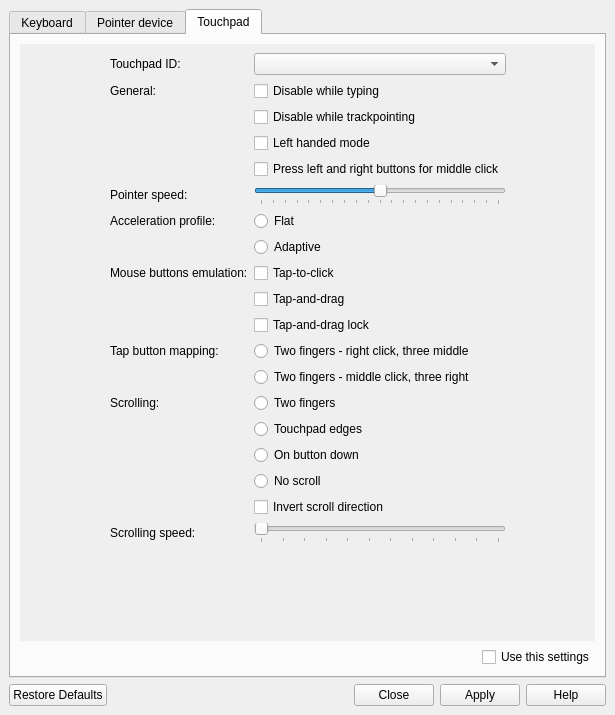
Qt form sway_input_config/ui/mainwindow.ui (Sunderland93/sway-input-config) before a commit.
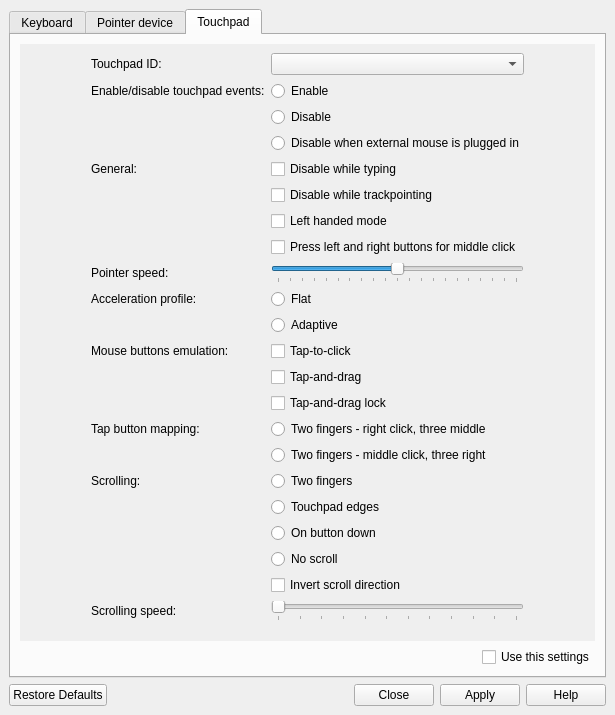
The same form after that commit. The open tabs and pages were chosen to show the change.

Commit message: Add option to set 'Send Events' mode

```diff
--- a/sway_input_config/ui/mainwindow.ui
+++ b/sway_input_config/ui/mainwindow.ui
@@ -604,8 +604,8 @@
             <rect>
              <x>0</x>
              <y>0</y>
-             <width>583</width>
-             <height>584</height>
+             <width>562</width>
+             <height>638</height>
             </rect>
            </property>
            <layout class="QVBoxLayout" name="verticalLayout_2">
@@ -640,14 +640,14 @@
                   </property>
                  </widget>
                 </item>
-                <item row="1" column="0">
+                <item row="4" column="0">
                  <widget class="QLabel" name="label_6">
                   <property name="text">
                    <string>General:</string>
                   </property>
                  </widget>
                 </item>
-                <item row="1" column="1">
+                <item row="4" column="1">
                  <widget class="QCheckBox" name="DWT">
                   <property name="toolTip">
                    <string>Disables touchpad while typing the text</string>
@@ -657,7 +657,7 @@
                   </property>
                  </widget>
                 </item>
-                <item row="2" column="1">
+                <item row="5" column="1">
                  <widget class="QCheckBox" name="DWTP">
                   <property name="toolTip">
                    <string>Disables touchpad while using trackpoint device</string>
@@ -667,7 +667,7 @@
                   </property>
                  </widget>
                 </item>
-                <item row="3" column="1">
+                <item row="6" column="1">
                  <widget class="QCheckBox" name="touchLeftHanded">
                   <property name="toolTip">
                    <string>Enables or disables left handed mode.</string>
@@ -677,7 +677,7 @@
                   </property>
                  </widget>
                 </item>
-                <item row="4" column="1">
+                <item row="7" column="1">
                  <widget class="QCheckBox" name="touchMiddle">
                   <property name="toolTip">
                    <string>Enables or disables middle click emulation.</string>
@@ -687,14 +687,14 @@
                   </property>
                  </widget>
                 </item>
-                <item row="5" column="0">
+                <item row="8" column="0">
                  <widget class="QLabel" name="label_7">
                   <property name="text">
                    <string>Pointer speed:</string>
                   </property>
                  </widget>
                 </item>
-                <item row="5" column="1">
+                <item row="8" column="1">
                  <widget class="QSlider" name="touchAccel">
                   <property name="toolTip">
                    <string>Changes the pointer acceleration.</string>
@@ -719,14 +719,14 @@
                   </property>
                  </widget>
                 </item>
-                <item row="6" column="0">
+                <item row="9" column="0">
                  <widget class="QLabel" name="label_8">
                   <property name="text">
                    <string>Acceleration profile:</string>
                   </property>
                  </widget>
                 </item>
-                <item row="6" column="1">
+                <item row="9" column="1">
                  <widget class="QRadioButton" name="touchFlat">
                   <property name="toolTip">
                    <string>Cursor moves the same distance as the mouse movement.</string>
@@ -736,7 +736,7 @@
                   </property>
                  </widget>
                 </item>
-                <item row="7" column="1">
+                <item row="10" column="1">
                  <widget class="QRadioButton" name="touchAdaptive">
                   <property name="toolTip">
                    <string>Cursor travel distance depends on the mouse movement speed.</string>
@@ -746,91 +746,91 @@
                   </property>
                  </widget>
                 </item>
-                <item row="8" column="0">
+                <item row="11" column="0">
                  <widget class="QLabel" name="label_9">
                   <property name="text">
                    <string>Mouse buttons emulation:</string>
                   </property>
                  </widget>
                 </item>
-                <item row="8" column="1">
+                <item row="11" column="1">
                  <widget class="QCheckBox" name="tap_click">
                   <property name="text">
                    <string>Tap-to-click</string>
                   </property>
                  </widget>
                 </item>
-                <item row="9" column="1">
+                <item row="12" column="1">
                  <widget class="QCheckBox" name="drag">
                   <property name="text">
                    <string>Tap-and-drag</string>
                   </property>
                  </widget>
                 </item>
-                <item row="10" column="1">
+                <item row="13" column="1">
                  <widget class="QCheckBox" name="drag_lock">
                   <property name="text">
                    <string>Tap-and-drag lock</string>
                   </property>
                  </widget>
                 </item>
-                <item row="11" column="0">
+                <item row="14" column="0">
                  <widget class="QLabel" name="label_10">
                   <property name="text">
                    <string>Tap button mapping:</string>
                   </property>
                  </widget>
                 </item>
-                <item row="11" column="1">
+                <item row="14" column="1">
                  <widget class="QRadioButton" name="lrm">
                   <property name="text">
                    <string>Two fingers - right click, three middle</string>
                   </property>
                  </widget>
                 </item>
-                <item row="12" column="1">
+                <item row="15" column="1">
                  <widget class="QRadioButton" name="lmr">
                   <property name="text">
                    <string>Two fingers - middle click, three right</string>
                   </property>
                  </widget>
                 </item>
-                <item row="13" column="0">
+                <item row="16" column="0">
                  <widget class="QLabel" name="label_11">
                   <property name="text">
                    <string>Scrolling:</string>
                   </property>
                  </widget>
                 </item>
-                <item row="13" column="1">
+                <item row="16" column="1">
                  <widget class="QRadioButton" name="method1">
                   <property name="text">
                    <string>Two fingers</string>
                   </property>
                  </widget>
                 </item>
-                <item row="14" column="1">
+                <item row="17" column="1">
                  <widget class="QRadioButton" name="method2">
                   <property name="text">
                    <string>Touchpad edges</string>
                   </property>
                  </widget>
                 </item>
-                <item row="15" column="1">
+                <item row="18" column="1">
                  <widget class="QRadioButton" name="method3">
                   <property name="text">
                    <string>On button down</string>
                   </property>
                  </widget>
                 </item>
-                <item row="16" column="1">
+                <item row="19" column="1">
                  <widget class="QRadioButton" name="method4">
                   <property name="text">
                    <string>No scroll</string>
                   </property>
                  </widget>
                 </item>
-                <item row="17" column="1">
+                <item row="20" column="1">
                  <widget class="QCheckBox" name="touchNatScroll">
                   <property name="toolTip">
                    <string>Touchscreen like scrolling.</string>
@@ -840,14 +840,14 @@
                   </property>
                  </widget>
                 </item>
-                <item row="18" column="0">
+                <item row="21" column="0">
                  <widget class="QLabel" name="label_12">
                   <property name="text">
                    <string>Scrolling speed:</string>
                   </property>
                  </widget>
                 </item>
-                <item row="18" column="1">
+                <item row="21" column="1">
                  <widget class="QSlider" name="touchScrollFactor">
                   <property name="toolTip">
                    <string>Scroll speed will be scaled by the given value.</string>
@@ -872,6 +872,52 @@
                   </property>
                  </widget>
                 </item>
+                <item row="1" column="0">
+                 <widget class="QLabel" name="eventLabel">
+                  <property name="text">
+                   <string>Enable/disable touchpad events:</string>
+                  </property>
+                 </widget>
+                </item>
+                <item row="1" column="1">
+                 <widget class="QRadioButton" name="touchEventsEnabled">
+                  <property name="toolTip">
+                   <string>Send events normally</string>
+                  </property>
+                  <property name="text">
+                   <string>Enable</string>
+                  </property>
+                  <property name="autoExclusive">
+                   <bool>true</bool>
+                  </property>
+                 </widget>
+                </item>
+                <item row="2" column="1">
+                 <widget class="QRadioButton" name="touchEventsDisabled">
+                  <property name="toolTip">
+                   <string>Touchpad only stops sending events but not get fully disabled</string>
+                  </property>
+                  <property name="text">
+                   <string>Disable</string>
+                  </property>
+                  <property name="autoExclusive">
+                   <bool>true</bool>
+                  </property>
+                 </widget>
+                </item>
+                <item row="3" column="1">
+                 <widget class="QRadioButton" name="touchEventsOnExternalMouse">
+                  <property name="toolTip">
+                   <string>Disable touchpad while an external mouse is plugged in</string>
+                  </property>
+                  <property name="text">
+                   <string>Disable when external mouse is plugged in</string>
+                  </property>
+                  <property name="autoExclusive">
+                   <bool>true</bool>
+                  </property>
+                 </widget>
+                </item>
                </layout>
               </item>
               <item>
```
Left out of the diff: 24 changed lines with no effect on the pictures. The commit also changes 5 other files.
